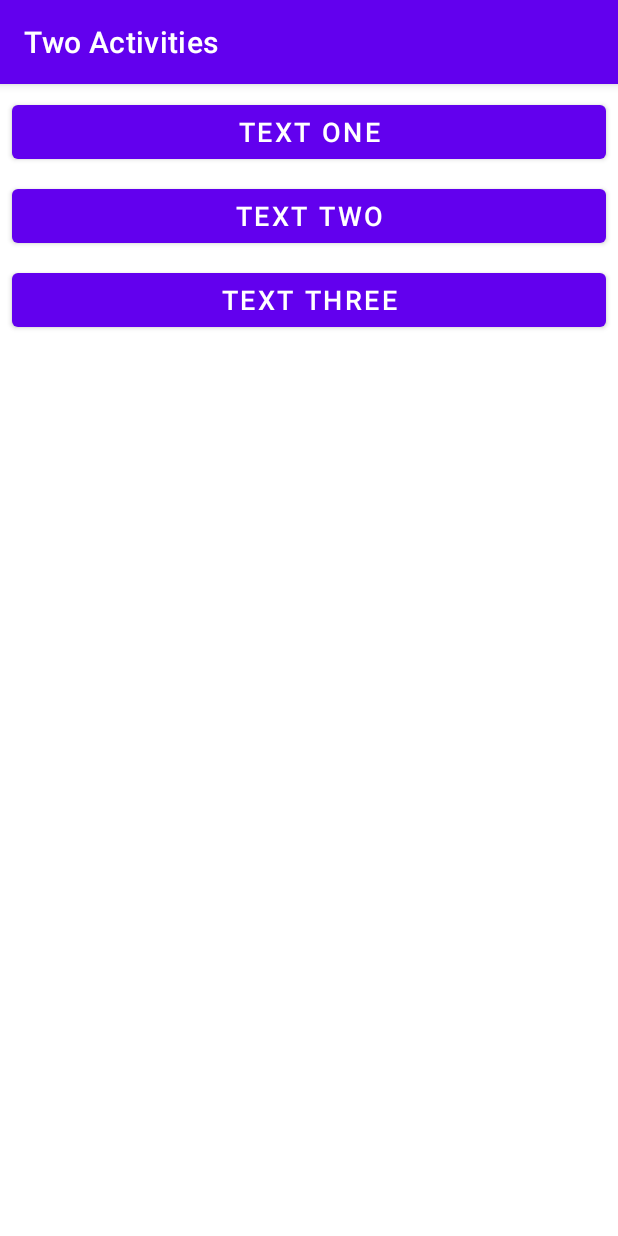
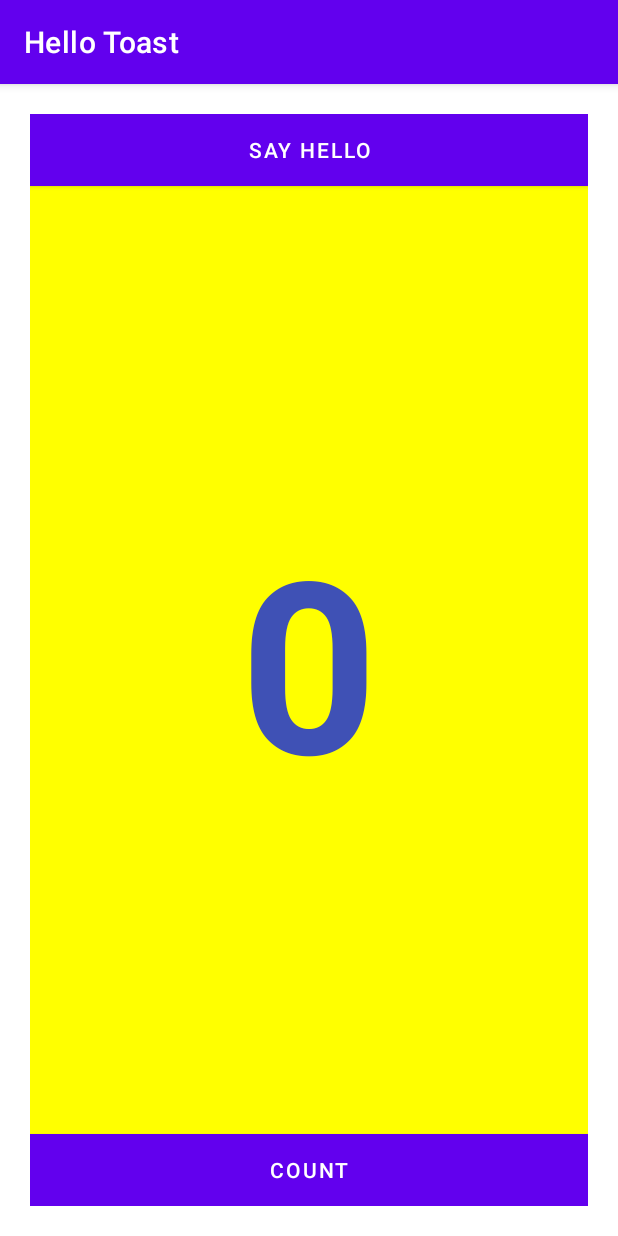
Before and after one commit to RohanSubba/Activities-and-intents, an Android app: the MainActivity screen opened directly, with no data from a screen before it, on a phone screen of 412 x 824 dp. Run offline under Robolectric (Android 15) with nearby library versions, the phone set to English and light mode, and no system bars.

Commit message:
homework completed

```diff
--- a/app/src/main/res/layout/activity_main.xml
+++ b/app/src/main/res/layout/activity_main.xml
@@ -1,50 +1,41 @@
 <?xml version="1.0" encoding="utf-8"?>
-<androidx.constraintlayout.widget.ConstraintLayout xmlns:android="http://schemas.android.com/apk/res/android"
+<LinearLayout xmlns:android="http://schemas.android.com/apk/res/android"
     xmlns:app="http://schemas.android.com/apk/res-auto"
     xmlns:tools="http://schemas.android.com/tools"
     android:layout_width="match_parent"
     android:layout_height="match_parent"
+    android:orientation="vertical"
+    android:padding="20dp"
     tools:context=".MainActivity">
 
     <Button
-        android:id="@+id/button_one"
-        android:layout_width="0dp"
+        android:id="@+id/button_hello"
+        android:layout_width="match_parent"
         android:layout_height="wrap_content"
-        android:layout_marginEnd="8dp"
-        android:layout_marginStart="8dp"
-        android:layout_marginTop="8dp"
-        android:text="@string/text_one"
-        android:textSize="18sp"
-        app:layout_constraintEnd_toEndOf="parent"
-        app:layout_constraintStart_toStartOf="parent"
-        app:layout_constraintTop_toTopOf="parent"
-        android:onClick="showText"/>
+        android:layout_gravity="center_horizontal"
+        android:background="@color/colorPrimary"
+        android:onClick="sayHello"
+        android:text="@string/say_hello"
+        android:textColor="@color/white" />
+
+    <TextView
+        android:id="@+id/show_count"
+        android:layout_width="match_parent"
+        android:layout_height="0dp"
+        android:layout_weight="2"
+        android:background="@color/yellow"
+        android:gravity="center"
+        android:text="@string/count_initial_value"
+        android:textColor="@color/colorPrimary"
+        android:textSize="160sp"
+        android:textStyle="bold" />
 
     <Button
-        android:id="@+id/button_two"
-        android:layout_width="0dp"
+        android:id="@+id/button_count"
+        android:layout_width="match_parent"
         android:layout_height="wrap_content"
-        android:layout_marginEnd="8dp"
-        android:layout_marginStart="8dp"
-        android:layout_marginTop="8dp"
-        android:text="@string/text_two"
-        android:textSize="18sp"
-        app:layout_constraintEnd_toEndOf="parent"
-        app:layout_constraintStart_toStartOf="parent"
-        app:layout_constraintTop_toBottomOf="@+id/button_one"
-        android:onClick="showText"/>
-
-    <Button
-        android:id="@+id/button_three"
-        android:layout_width="0dp"
-        android:layout_height="wrap_content"
-        android:layout_marginEnd="8dp"
-        android:layout_marginStart="8dp"
-        android:layout_marginTop="8dp"
-        android:text="@string/text_three"
-        android:textSize="18sp"
-        app:layout_constraintEnd_toEndOf="parent"
-        app:layout_constraintStart_toStartOf="parent"
-        app:layout_constraintTop_toBottomOf="@+id/button_two"
-        android:onClick="showText"/>
-</androidx.constraintlayout.widget.ConstraintLayout>
+        android:background="@color/colorPrimary"
+        android:text="@string/button_label_count"
+        android:textColor="@color/white"
+        android:onClick="countUp"/>
+</LinearLayout>
--- a/app/src/main/res/values/colors.xml
+++ b/app/src/main/res/values/colors.xml
@@ -7,4 +7,8 @@
     <color name="teal_700">#FF018786</color>
     <color name="black">#FF000000</color>
     <color name="white">#FFFFFFFF</color>
+    <color name="colorPrimary">#3F51B5</color>
+    <color name="colorPrimaryDark">#303F9F</color>
+    <color name="colorAccent">#FF4081</color>
+    <color name="yellow">#FFFF00</color>
 </resources>
--- a/app/src/main/res/values/strings.xml
+++ b/app/src/main/res/values/strings.xml
@@ -1,10 +1,12 @@
 <resources>
-    <string name="app_name">Two Activities</string>
-
-    <string name="text_one">Text One</string>
-    <string name="text_two">Text Two</string>
-    <string name="text_three">Text Three</string>
-    <string name="display_one">This is text one</string>
-    <string name="display_two">This is text two</string>
-    <string name="display_three">This is text three</string>
+    <string name="app_name">Hello Toast</string>
+    <string name="button_label_toast">Hello Toast!</string>
+    <string name="count_initial_value">0</string>
+    <string name="button_label_count">Count</string>
+    <string name="text1">Half screen TextView (This is for the small coding challenge)</string>
+    <string name="text2">Small TextView</string>
+    <string name="toast_message">Hello Toast!</string>
+    <string name="say_hello">Say Hello</string>
+    <string name="hello">Hello</string>
+    <string name="number">0</string>
 </resources>
```
Also changed, not shown: app/src/main/java/com/example/twoactivities/MainActivity.java (+17 -18 lines), app/src/main/java/com/example/twoactivities/SecondActivity.java (+3 -5 lines), app/src/main/res/layout/activity_second.xml (+16 -12 lines), 3 other files.
